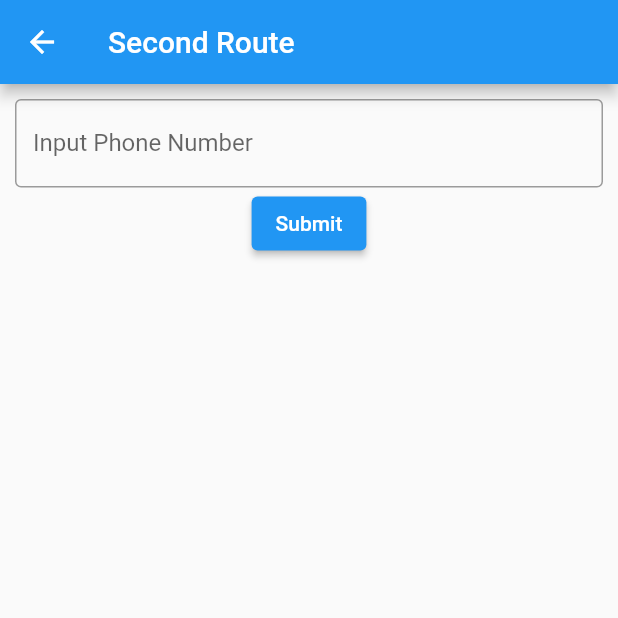
After one commit to Celxd/latihan-flutter, a Flutter app: the screen it shows after launch, after a tap on "Input Phone number", on a phone screen of 412 x 824 dp, the top half of it. The commit adds this screen. Run offline on Flutter 3.47's test engine with Material 2 defaults, Android fonts, the light colour scheme and no system bars; our stand-ins replace rflutter_alert.

Commit message:
Added phone number page

```diff
--- /dev/null
+++ b/lib/SecondRoute.dart
@@ -0,0 +1,42 @@
+import 'package:flutter/material.dart';
+import 'package:latihan_flutter/formRegistration.dart';
+
+class SecondRoute extends StatefulWidget {
+  const SecondRoute({Key? key}) : super(key: key);
+
+  @override
+  State<SecondRoute> createState() => _SecondRouteState();
+}
+
+class _SecondRouteState extends State<SecondRoute> {
+  TextEditingController ctrPhone = TextEditingController();
+
+  @override
+  Widget build(BuildContext context) {
+    return Scaffold(
+      appBar: AppBar(
+        title: Text("Second Route"),
+      ),
+      body: Container(
+        margin: EdgeInsets.all(10),
+        child: Column(
+          children: [
+            TextField(
+              controller: ctrPhone,
+              decoration: InputDecoration(
+                border: OutlineInputBorder(),
+                labelText: "Input Phone Number",
+              ),
+            ),
+            ElevatedButton(
+              onPressed: () {
+                Navigator.pop(context, ctrPhone.text);
+              },
+              child: Text("Submit"),
+            )
+          ],
+        ),
+      ),
+    );
+  }
+}
--- a/lib/formRegistration.dart
+++ b/lib/formRegistration.dart
@@ -1,4 +1,6 @@
 import 'package:flutter/material.dart';
+
+import 'SecondRoute.dart';
 
 class formRegistration extends StatefulWidget {
   const formRegistration({Key? key}) : super(key: key);
@@ -10,8 +12,10 @@ class formRegistration extends StatefulWidget {
 class _formRegistrationState extends State<formRegistration> {
   TextEditingController ctrUsername = new TextEditingController();
   TextEditingController ctrPassword = new TextEditingController();
+  TextEditingController ctrPhone = new TextEditingController();
 
   int id = 1;
+  String phoneNumber = "-";
 
   @override
   Widget build(BuildContext context) {
@@ -59,11 +63,10 @@ class _formRegistrationState extends State<formRegistration> {
                   onChanged: (val) {
                     setState(() {
                       id = 1;
-
                     });
                   },
                 ),
-                Text("Male")
+                Text("Male"),
               ],
             ),
             Row(
@@ -74,22 +77,34 @@ class _formRegistrationState extends State<formRegistration> {
                   onChanged: (val) {
                     setState(() {
                       id = 2;
-
                     });
                   },
                 ),
                 Text("Female")
               ],
             ),
+            Text("Phone number: " + phoneNumber),
+            ElevatedButton(
+                onPressed: () async {
+                  final result = await Navigator.push(
+                    context,
+                    MaterialPageRoute(
+                        builder: (context) => const SecondRoute()),
+                  );
+
+                  setState(() {
+                    phoneNumber = result.toString();
+                  });
+                },
+                child: Text("Input Phone number")),
             Center(
-              child: Container(
-                width: 200,
-                child: ElevatedButton(
-                  onPressed: () {},
-                  child: const Text('Submit'),
-                ),
-              )
-            ),
+                child: Container(
+              width: 200,
+              child: ElevatedButton(
+                onPressed: () {},
+                child: Text('Submit'),
+              ),
+            )),
           ],
         ),
       ),
--- a/lib/main.dart
+++ b/lib/main.dart
@@ -26,7 +26,7 @@ class MyApp extends StatelessWidget {
         // is not restarted.
         primarySwatch: Colors.blue,
       ),
-      home: const kalkulator(),
+      home: const formRegistration(),
     );
   }
 }
```
